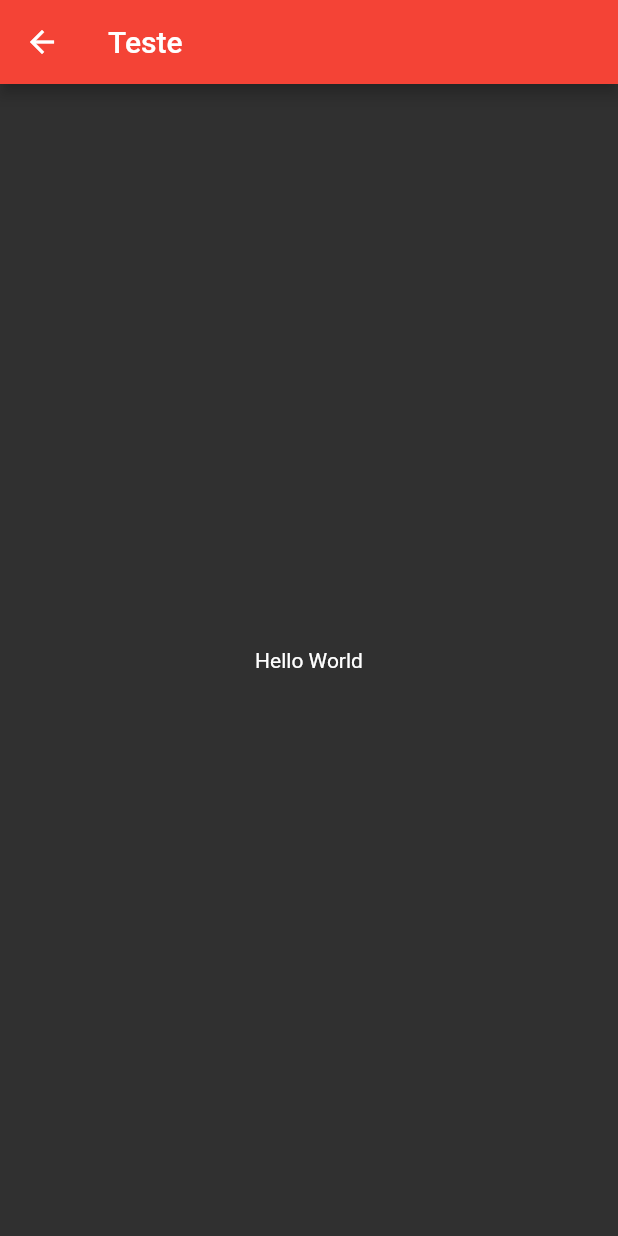
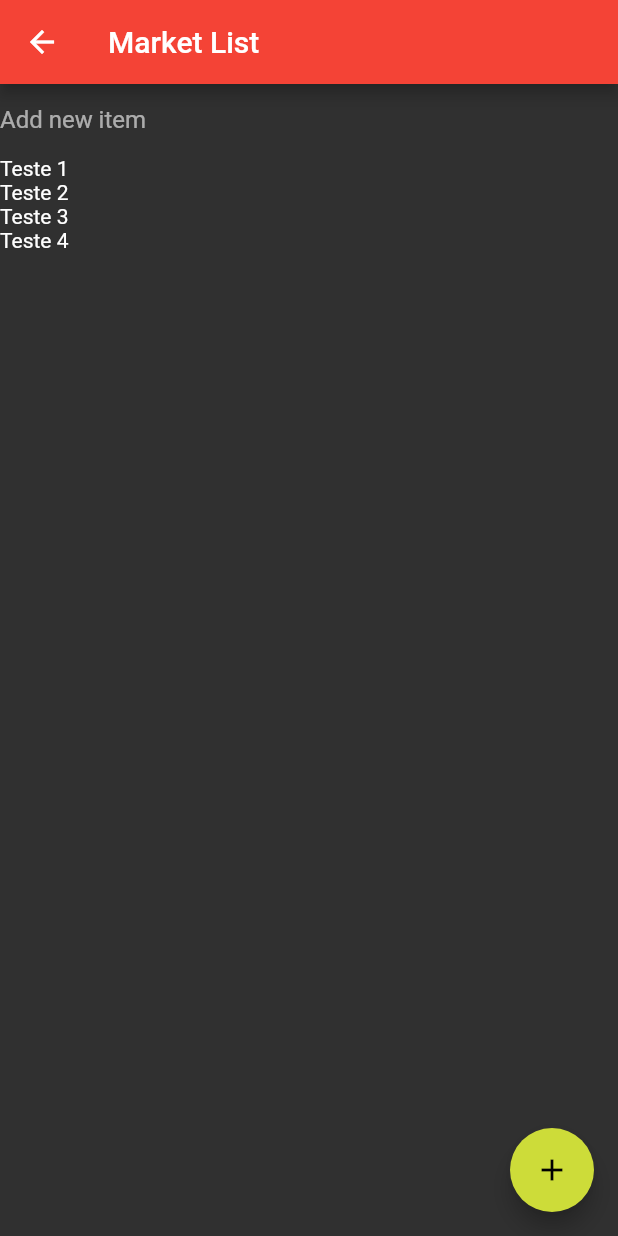
Before and after one commit to adrianomr/app-controle-financeiro, a Flutter app: the Screen2 screen opened by its route, on a phone screen of 412 x 824 dp. Run offline on Flutter 3.47's test engine with Material 2 defaults, Android fonts, the phone set to English and light mode, and no system bars.

Commit message:
adicionando lista de compras

```diff
--- a/lib/screen2.dart
+++ b/lib/screen2.dart
@@ -1,6 +1,22 @@
 import 'package:flutter/material.dart';
 
-class Screen2 extends StatelessWidget {
+class Screen2 extends StatefulWidget {
+  Screen2State createState() => Screen2State();
+}
+
+class Screen2State extends State<Screen2> {
+  List itens = new List();
+  String item = "";
+
+  @override
+  void initState() {
+    super.initState();
+    itens.add("Teste 1");
+    itens.add("Teste 2");
+    itens.add("Teste 3");
+    itens.add("Teste 4");
+  }
+
   @override
   Widget build(BuildContext context) {
     // This method is rerun every time setState is called, for instance as done
@@ -13,34 +29,44 @@ class Screen2 extends StatelessWidget {
       appBar: AppBar(
         // Here we take the value from the MyHomePage object that was created by
         // the App.build method, and use it to set our appbar title.
-        title: Text('Teste'),
+        title: Text('Market List'),
+      ),
+      floatingActionButton: FloatingActionButton(
+        child: Icon(Icons.add),
+        onPressed: () {
+          setState(() {
+            itens.add(item);
+            item = "";
+            print("added item -> " + item);
+          });
+        },
       ),
       body: Center(
-        // Center is a layout widget. It takes a single child and positions it
-        // in the middle of the parent.
-        child: Column(
-          // Column is also a layout widget. It takes a list of children and
-          // arranges them vertically. By default, it sizes itself to fit its
-          // children horizontally, and tries to be as tall as its parent.
-          //
-          // Invoke "debug painting" (press "p" in the console, choose the
-          // "Toggle Debug Paint" action from the Flutter Inspector in Android
-          // Studio, or the "Toggle Debug Paint" command in Visual Studio Code)
-          // to see the wireframe for each widget.
-          //
-          // Column has various properties to control how it sizes itself and
-          // how it positions its children. Here we use mainAxisAlignment to
-          // center the children vertically; the main axis here is the vertical
-          // axis because Columns are vertical (the cross axis would be
-          // horizontal).
-          mainAxisAlignment: MainAxisAlignment.center,
-          children: <Widget>[
-            Text(
-              'Hello World',
-            ),
-          ],
+          child: Column(mainAxisAlignment: MainAxisAlignment.center, children: <
+              Widget>[
+        TextField(
+          decoration: InputDecoration(
+              border: InputBorder.none, hintText: 'Add new item'),
+          onChanged: (item){
+            setState(() {
+              this.item = item;
+            });
+          },
         ),
-      ), // This trailing comma makes auto-formatting nicer for build methods.
+      Expanded(
+          child: SizedBox(
+              height: 200.0,
+              child: ListView.builder(
+            itemCount: itens.length,
+            itemBuilder: (BuildContext context, int index) {
+              return Dismissible(
+                key: Key(index.toString()),
+                child: Text(itens[index]),
+              );
+            }),
+          )
+      )
+      ])), // This trailing comma makes auto-formatting nicer for build methods.
     );
   }
 }
```
